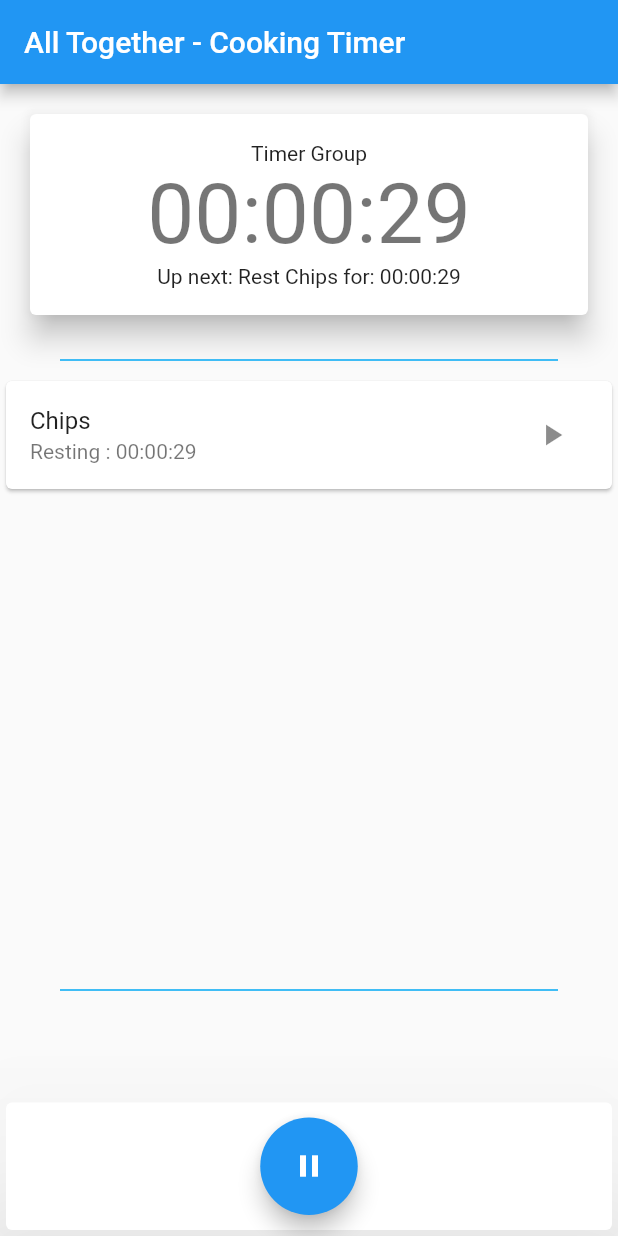
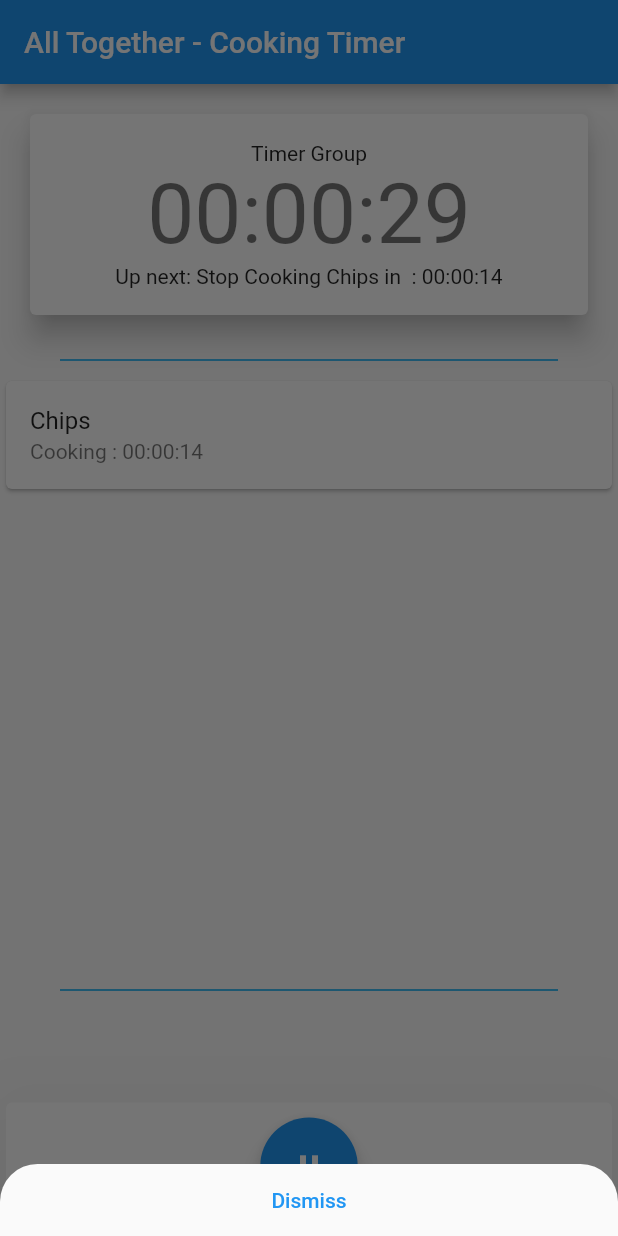
Before and after one commit to BlackAngryDog/all_together_cooking_timer, a Flutter app: the screen it shows after launch, after a tap on the "delete" icon, after a tap on the "play arrow" icon, on a phone screen of 412 x 824 dp. Run offline on Flutter 3.47's test engine with Material 2 defaults, Android fonts, the phone set to English and light mode, and no system bars; our stand-ins replace flutter_local_notifications, flutter_native_timezone, timezone; missing offline and left inert: flutter_picker, flutter_ringtone_player.

```diff
--- a/lib/model/timer.dart
+++ b/lib/model/timer.dart
@@ -32,12 +32,19 @@ class TimerItem {
   num get remainingTime => 0;
 
   bool paused = false;
+  bool isStandAlone = false;
 
   void ShowTime() {
     print(totalTime);
   }
 
   void setDelay(Duration totalTime) {
+    if (isStandAlone) {
+      _delayStart = Duration.zero;
+      paused = true;
+      return;
+    }
+    paused = false;
     _totalTime = totalTime;
     _delayStart = totalTime - (runTime + restTime);
     print(
@@ -54,10 +61,17 @@ class TimerItem {
       NotificationManager.displayDelayedFullscreen(
           _delayStart - _elapsed, title, "Start $title");
     }
+
+/*
+    if (timeToStart > Duration.zero) {
+      NotificationManager.displayDelayedFullscreen(
+          _delayStart - _elapsed, title, "Start $title");
+    }
     if (timeToEnd > Duration.zero) {
       NotificationManager.displayDelayedFullscreen(
           _delayStart + runTime - _elapsed, title, "End $title");
     }
+*/
   }
 
   void stopTimer() {
@@ -83,15 +97,21 @@ class TimerItem {
       // TODO - trigger event
 
       // TODO - pause this timer if set to do so and show continue button.
-      if (nextStatus == CookStatus.cooking) {
-        paused = true;
-        return;
-      }
+      //if (nextStatus == CookStatus.cooking) {
+      //  paused = true;
+      //  return;
+      //}
 
       NotificationManager.displayUpdate(title, getNextTimerEvent());
       status = nextStatus;
       // TODO - WORK OUT HOW TO LOOP SOUND UNTIL STOPPED
       SoundManager.play();
+
+      print(
+          'setup notification - ${getNextTime()}, $title, ${getNextTimerEvent()}');
+      // DISPATCH UPDATE FOR NEXT STATE
+      NotificationManager.displayDelayedFullscreen(
+          getNextTime(), title, getNextTimerEvent());
     }
   }
 
--- a/lib/utils/notification_manager.dart
+++ b/lib/utils/notification_manager.dart
@@ -5,6 +5,8 @@ import 'package:timezone/timezone.dart' as tz;
 import 'package:flutter_native_timezone/flutter_native_timezone.dart';
 
 class NotificationManager {
+  static Duration reminderTime = Duration(seconds: 10);
+
   static Future<void> initNotifications() async {
     FlutterLocalNotificationsPlugin flutterLocalNotificationsPlugin =
         FlutterLocalNotificationsPlugin();
@@ -131,7 +133,7 @@ class NotificationManager {
             UILocalNotificationDateInterpretation.absoluteTime);
   }
 
-  static Future<void> displayDelayedFullscreen(
+  static Future<int> displayDelayedFullscreen(
       Duration delay, String title, String message) async {
     FlutterLocalNotificationsPlugin flutterLocalNotificationsPlugin =
         FlutterLocalNotificationsPlugin();
@@ -144,12 +146,17 @@ class NotificationManager {
     tz.initializeTimeZones();
     final String? timeZoneName = await FlutterNativeTimezone.getLocalTimezone();
     tz.setLocalLocation(tz.getLocation(timeZoneName!));
+
+    var whenTime = tz.TZDateTime.now(tz.local).add(delay);
+    delay = delay - reminderTime;
+    var fireTime = tz.TZDateTime.now(tz.local).add(delay);
+
     channel++;
     await flutterLocalNotificationsPlugin.zonedSchedule(
         channel,
         title,
         message,
-        tz.TZDateTime.now(tz.local).add(delay),
+        fireTime,
         NotificationDetails(
             android: AndroidNotificationDetails(
           'full screen channel id',
@@ -162,13 +169,16 @@ class NotificationManager {
           groupAlertBehavior: GroupAlertBehavior.all,
           setAsGroupSummary: true,
           showWhen: true,
+          when: whenTime.millisecondsSinceEpoch,
           usesChronometer: true,
           ongoing: true,
-          timeoutAfter: 1000 * 10,
+          timeoutAfter: reminderTime.inMilliseconds,
         )),
         androidAllowWhileIdle: true,
         uiLocalNotificationDateInterpretation:
             UILocalNotificationDateInterpretation.absoluteTime);
+
+    return channel;
   }
 
   static void stopAllNotifications() {
--- a/lib/utils/sound_manager.dart
+++ b/lib/utils/sound_manager.dart
@@ -15,7 +15,7 @@ class SoundManager {
   }
 
   static void stop() {
-    isPlaying = true;
+    isPlaying = false;
     FlutterRingtonePlayer.stop();
   }
 }
--- a/lib/widgets/edit_timer.dart
+++ b/lib/widgets/edit_timer.dart
@@ -106,7 +106,7 @@ class _EditTimerState extends State<EditTimer> {
                     Navigator.of(context).pop();
                   },
                   child: Text("Finished"),
-                )
+                ),
               ],
             ),
           );
@@ -190,6 +190,14 @@ class _EditTimerState extends State<EditTimer> {
           onPressed: _onSubmit,
           child: Text('Finish'),
         ),
+        Switch(
+          value: widget.item.isStandAlone,
+          onChanged: (value) {
+            setState(() {
+              widget.item.isStandAlone = value;
+            });
+          },
+        ),
       ],
     );
   }
--- a/lib/widgets/timer_list.dart
+++ b/lib/widgets/timer_list.dart
@@ -5,6 +5,7 @@ import 'package:all_together_cooking_timer/utils/format_duration.dart';
 import 'package:all_together_cooking_timer/utils/notification_manager.dart';
 import 'package:all_together_cooking_timer/widgets/edit_timer.dart';
 import 'package:flutter/material.dart';
+import 'package:all_together_cooking_timer/utils/sound_manager.dart';
 
 class TimerHome extends StatefulWidget {
   final TimerGroup _currMeal;
@@ -17,11 +18,19 @@ class TimerHome extends StatefulWidget {
 
 class TimerHomeState extends State<TimerHome> {
   String _timer = '00:00:00';
+  bool _sfxOpen = false;
 
   void timerUpdate(TimerGroup meal) {
     setState(() {
       _timer = FormatDuration.format(meal.getTotalTimeLeft());
     });
+
+    if (SoundManager.isPlaying && !_sfxOpen) {
+      openSoundPlaying();
+      _sfxOpen = true;
+    }
+
+    if (_sfxOpen == true && !SoundManager.isPlaying) _sfxOpen = false;
 
     NotificationManager.displayProgress(
       "Cooking",
@@ -56,6 +65,33 @@ class TimerHomeState extends State<TimerHome> {
               child: EditTimer(onTimerAdded, timer),
             ),
             onTap: () {},
+            behavior: HitTestBehavior.opaque,
+          );
+        });
+  }
+
+  void openSoundPlaying() {
+    showModalBottomSheet(
+        shape: RoundedRectangleBorder(
+            borderRadius: BorderRadius.vertical(top: Radius.circular(25.0))),
+        context: context,
+        isScrollControlled: true,
+        builder: (_) {
+          return GestureDetector(
+            child: Padding(
+              padding: EdgeInsets.only(
+                  bottom: MediaQuery.of(context).viewInsets.bottom),
+              child: TextButton(
+                  child: const Text('Dismiss'),
+                  onPressed: () {
+                    SoundManager.stop();
+                    Navigator.of(context).pop();
+                  }),
+            ),
+            onTap: () {
+              SoundManager.stop();
+              Navigator.of(context).pop();
+            },
             behavior: HitTestBehavior.opaque,
           );
         });
```
